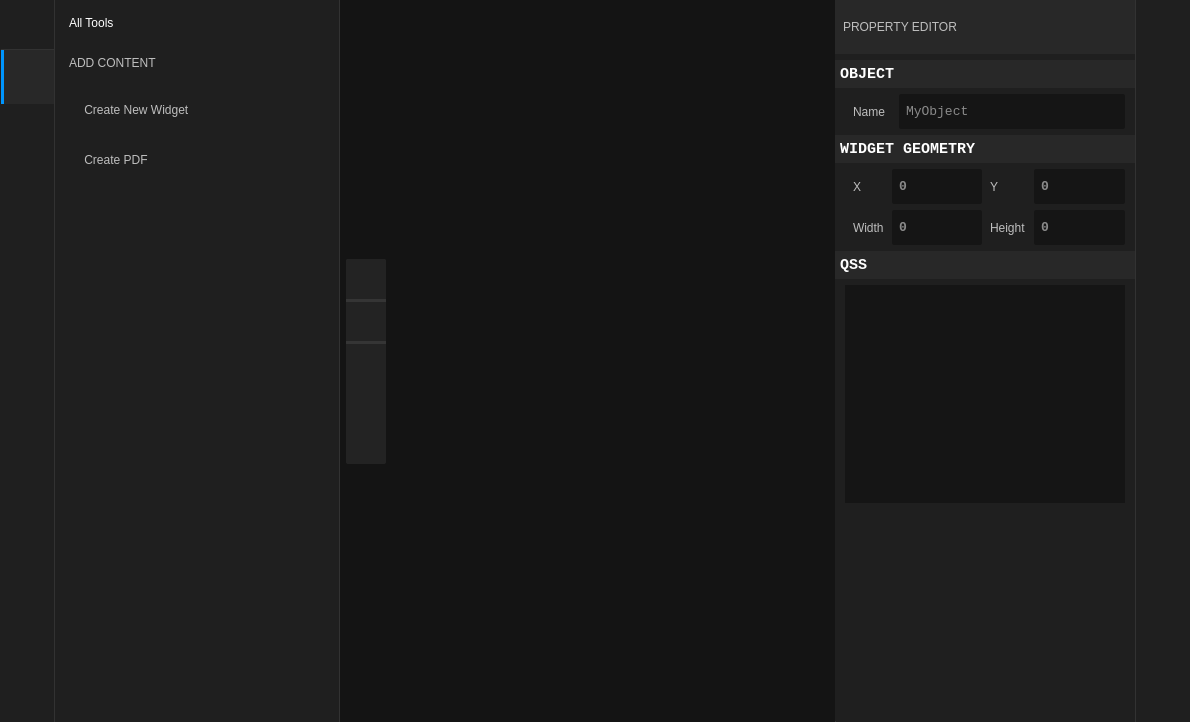
Qt form src/ui/workspaceDesignFomr.ui (ligerr13/PE_Spectroradiometer) before a commit.
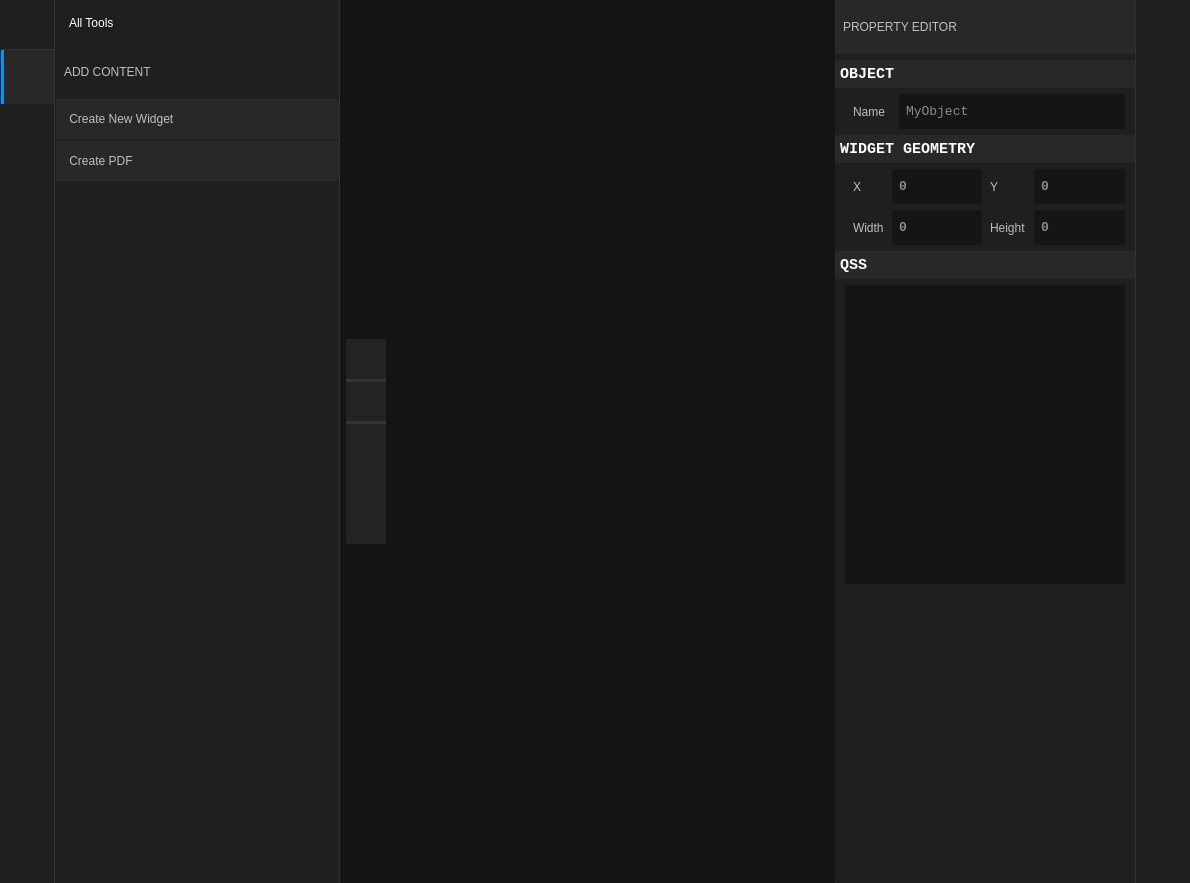
The same form after that commit. The open tabs and pages were chosen to show the change. Icons and pictures are not drawn.

```diff
--- a/src/ui/workspaceDesignFomr.ui
+++ b/src/ui/workspaceDesignFomr.ui
@@ -7,7 +7,7 @@
     <x>0</x>
     <y>0</y>
     <width>1190</width>
-    <height>722</height>
+    <height>883</height>
    </rect>
   </property>
   <property name="cursor">
@@ -221,12 +221,12 @@
          <string notr="true">border: 0; margin: 0 0 0 0;</string>
         </property>
         <property name="currentIndex">
-         <number>1</number>
+         <number>0</number>
         </property>
         <widget class="QWidget" name="page_5">
          <property name="styleSheet">
-          <string notr="true">	padding: 5 5 5 5;
-	margin: 5 5 5 5;</string>
+          <string notr="true">padding: 5 5 5 5;
+margin: 5 5 5 5;</string>
          </property>
          <layout class="QGridLayout" name="gridLayout_4">
           <property name="leftMargin">
@@ -238,6 +238,9 @@
           <property name="rightMargin">
            <number>0</number>
           </property>
+          <property name="spacing">
+           <number>5</number>
+          </property>
           <item row="0" column="0">
            <widget class="QWidget" name="widget_9" native="true">
             <layout class="QHBoxLayout" name="horizontalLayout">
@@ -338,9 +341,12 @@
              </size>
             </property>
             <property name="styleSheet">
-             <string notr="true"/>
+             <string notr="true">padding: 15 0 0 0;</string>
             </property>
             <layout class="QVBoxLayout" name="verticalLayout_2">
+             <property name="spacing">
+              <number>5</number>
+             </property>
              <property name="leftMargin">
               <number>0</number>
              </property>
@@ -364,21 +370,28 @@
               </widget>
              </item>
              <item>
-              <widget class="QWidget" name="widget_15" native="true">
+              <widget class="QFrame" name="frame_15">
                <property name="minimumSize">
                 <size>
                  <width>0</width>
-                 <height>100</height>
+                 <height>0</height>
                 </size>
                </property>
                <property name="styleSheet">
-                <string notr="true">QPushButton {
+                <string notr="true">QFrame {
+	margin: 0 0 0 0;
+	padding: 10 0 0 0;
+	border: 0 0 0 0;
+}
+QPushButton {
 		border: 0px;
-		font: 500 10pt &quot;Consolas&quot;;
-		height: 40px;
+		font: 550 11pt &quot;Consolas&quot;;
 		text-align:left;
-		padding: 5 5 5 5;
-		color: 	rgb(190, 190, 190)
+		color: 	rgb(190, 190, 190);
+		background:  rgb(40, 40, 40);
+		margin: 0 0 0 0;
+		border: 0px;
+		padding: 5 10 5 10;
 }
 QPushButton:hover {
             background: rgb(55, 55, 55);
@@ -387,7 +400,7 @@
 QPushButton:checked  {
 		border: 0px;
 		border-radius: 0px;
-		border-left: 3px solid rgb(63, 101, 255);
+		border-left: 3px solid rgb(0, 150, 255);
 		color: white;
 }
 QPushButton:unchecked  {
@@ -398,14 +411,14 @@
 QToolTip{ 
 		font: 12pt;
 		color: rgb(100, 100, 100);
-}
-QWidget {
-border: 0;
 }</string>
                </property>
                <layout class="QVBoxLayout" name="verticalLayout_10">
+                <property name="spacing">
+                 <number>2</number>
+                </property>
                 <property name="leftMargin">
-                 <number>15</number>
+                 <number>0</number>
                 </property>
                 <property name="topMargin">
                  <number>0</number>
@@ -441,7 +454,7 @@
 Click to add a new widget.</string>
                   </property>
                   <property name="styleSheet">
-                   <string notr="true">font: 500 11pt &quot;Consolas&quot;;</string>
+                   <string notr="true"/>
                   </property>
                   <property name="text">
                    <string> Create New Widget</string>
@@ -469,6 +482,12 @@
                 </item>
                 <item>
                  <widget class="QPushButton" name="pushButton">
+                  <property name="minimumSize">
+                   <size>
+                    <width>0</width>
+                    <height>40</height>
+                   </size>
+                  </property>
                   <property name="maximumSize">
                    <size>
                     <width>16777215</width>
@@ -479,7 +498,7 @@
                    <cursorShape>PointingHandCursor</cursorShape>
                   </property>
                   <property name="styleSheet">
-                   <string notr="true">font: 500 11pt &quot;Consolas&quot;;</string>
+                   <string notr="true"/>
                   </property>
                   <property name="text">
                    <string> Create PDF</string>
@@ -1043,7 +1062,7 @@
          <string notr="true">border:0px;</string>
         </property>
         <property name="currentIndex">
-         <number>1</number>
+         <number>0</number>
         </property>
         <widget class="QWidget" name="page_12">
          <property name="styleSheet">
```
Left out of the diff: 34 changed lines with no effect on the pictures.
